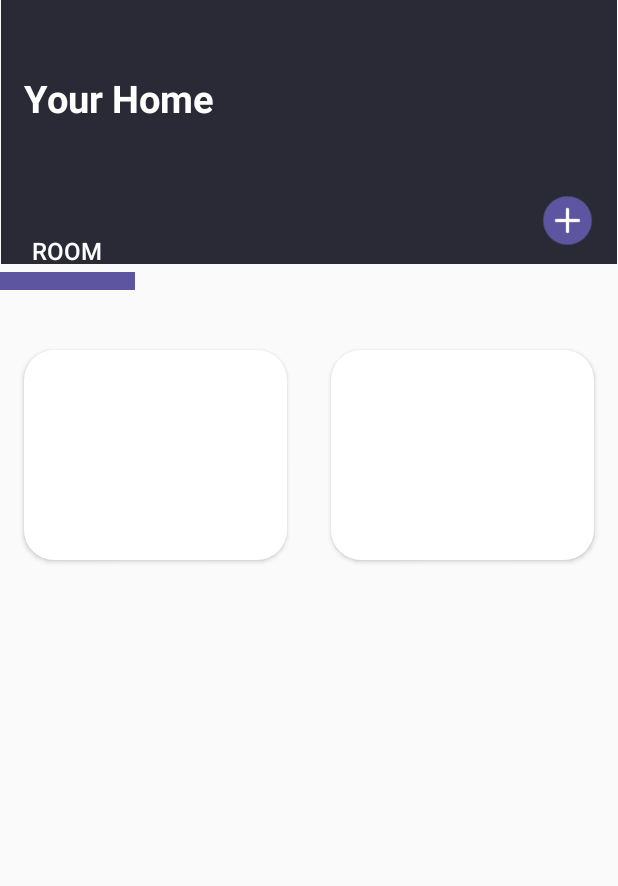
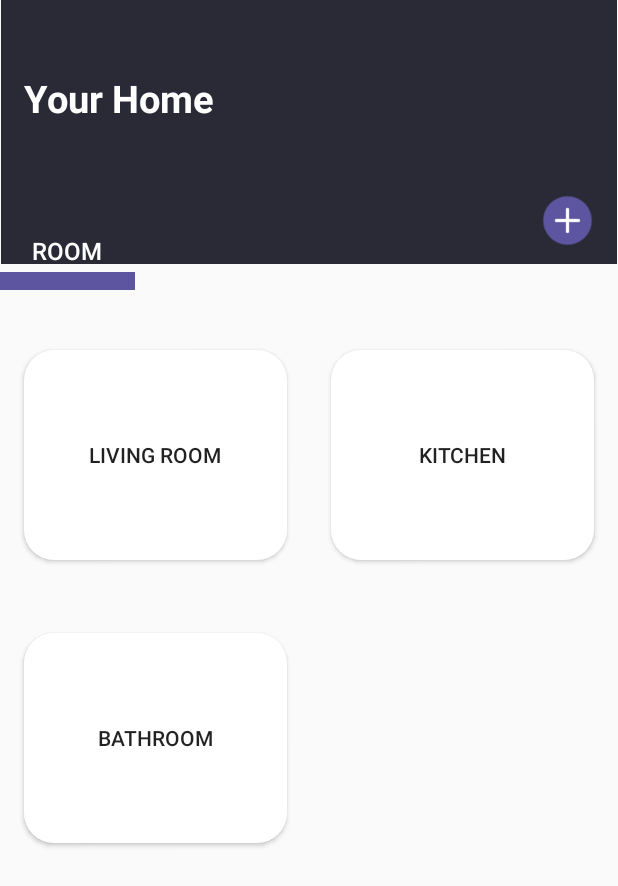
Before and after one commit to Joweroony/smart_house.kyudyakov, an Android app: the homepage screen opened directly, with no data from a screen before it, on a phone screen of 412 x 824 dp. Shown: the top 886 px of the screen. Run offline under Robolectric (Android 15) with nearby library versions, the phone set to English and light mode, and no system bars.

Commit message:
commit 14.10.22

```diff
--- a/app/build.gradle
+++ b/app/build.gradle
@@ -33,6 +33,10 @@ android {
 
 dependencies {
 
+
+    def lifecycle_version = "2.4.0"
+    implementation "androidx.lifecycle:lifecycle-viewmodel:$lifecycle_version"
+    implementation "androidx.lifecycle:lifecycle-viewmodel-ktx:$lifecycle_version"
     implementation 'androidx.appcompat:appcompat:1.5.1'
     implementation 'com.google.android.material:material:1.6.1'
     implementation 'androidx.constraintlayout:constraintlayout:2.1.4'
--- a/app/src/main/java/com/example/smart_housekyudyakov/splash.java
+++ b/app/src/main/java/com/example/smart_housekyudyakov/add_room.java
@@ -4,11 +4,11 @@ import androidx.appcompat.app.AppCompatActivity;
 
 import android.os.Bundle;
 
-public class splash extends AppCompatActivity {
+public class add_room extends AppCompatActivity {
 
     @Override
     protected void onCreate(Bundle savedInstanceState) {
         super.onCreate(savedInstanceState);
-        setContentView(R.layout.activity_splash);
+        setContentView(R.layout.activity_add_room);
     }
 }
--- a/app/src/main/res/layout/activity_homepage.xml
+++ b/app/src/main/res/layout/activity_homepage.xml
@@ -71,23 +71,41 @@
         android:layout_width="175dp"
         android:layout_height="140dp"
         android:background="@drawable/living_room_btn_style"
+        android:text="Living Room"
         app:layout_constraintBottom_toBottomOf="parent"
         app:layout_constraintEnd_toEndOf="parent"
         app:layout_constraintHorizontal_bias="0.067"
         app:layout_constraintStart_toStartOf="parent"
         app:layout_constraintTop_toTopOf="parent"
-        app:layout_constraintVertical_bias="0.341" />
+        app:layout_constraintVertical_bias="0.341"
+        tools:ignore="SpeakableTextPresentCheck" />
 
     <Button
-        android:id="@+id/living_room_btn2"
+        android:id="@+id/bathroom_btn"
         android:layout_width="175dp"
         android:layout_height="140dp"
         android:background="@drawable/living_room_btn_style"
+        android:text="Bathroom"
+        app:layout_constraintBottom_toBottomOf="parent"
+        app:layout_constraintEnd_toEndOf="parent"
+        app:layout_constraintHorizontal_bias="0.067"
+        app:layout_constraintStart_toStartOf="parent"
+        app:layout_constraintTop_toTopOf="parent"
+        app:layout_constraintVertical_bias="0.617"
+        tools:ignore="SpeakableTextPresentCheck" />
+
+    <Button
+        android:id="@+id/kitchen_btn"
+        android:layout_width="175dp"
+        android:layout_height="140dp"
+        android:background="@drawable/living_room_btn_style"
+        android:text="Kitchen"
         app:layout_constraintBottom_toBottomOf="parent"
         app:layout_constraintEnd_toEndOf="parent"
         app:layout_constraintHorizontal_bias="0.932"
         app:layout_constraintStart_toStartOf="parent"
         app:layout_constraintTop_toTopOf="parent"
-        app:layout_constraintVertical_bias="0.341" />
+        app:layout_constraintVertical_bias="0.341"
+        tools:ignore="SpeakableTextPresentCheck" />
 
 </androidx.constraintlayout.widget.ConstraintLayout>
--- a/app/src/main/res/layout/activity_new_resident.xml
+++ b/app/src/main/res/layout/activity_new_resident.xml
@@ -91,6 +91,7 @@
         android:backgroundTint="#2A2A37"
         android:text="New Resident"
         android:textColor="#EDECEC"
+        android:textStyle="normal"
         app:layout_constraintBottom_toBottomOf="parent"
         app:layout_constraintEnd_toEndOf="parent"
         app:layout_constraintHorizontal_bias="0.495"
```
Also changed, not shown: app/src/main/AndroidManifest.xml (+8 -8 lines), app/src/main/res/layout/activity_add_room.xml (added, +9 -0 lines), app/src/main/res/layout/activity_splash.xml (deleted, +0 -20 lines).
